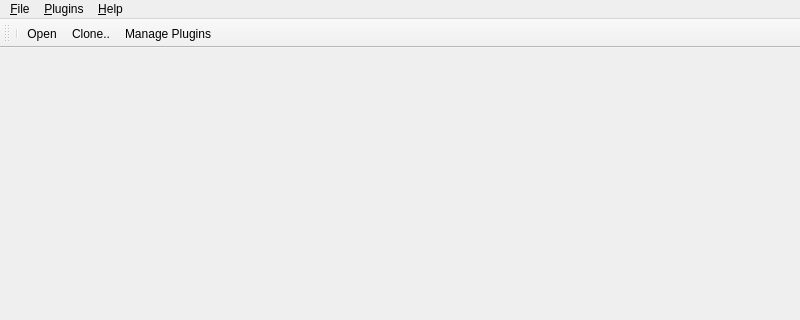
The window that meg_runtime/ui/mainwindow.ui (ibedard16/Runtime) describes before a commit, drawn with Qt 5; both pictures show x 0 to 800 and y 0 to 320 of the 800 by 600 pixel window.
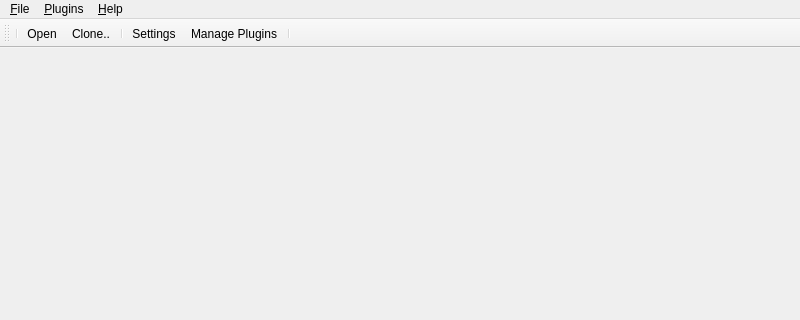
The same window after the commit. Icons and pictures are not drawn.

Commit message: Allow closable panels, add settings menu, add images to toolbar and menu

The edit to the form file:
```diff
--- a/meg_runtime/ui/mainwindow.ui
+++ b/meg_runtime/ui/mainwindow.ui
@@ -97,11 +97,26 @@
   </widget>
   <widget class="QStatusBar" name="statusbar"/>
   <widget class="QToolBar" name="toolBar">
+   <property name="sizePolicy">
+    <sizepolicy hsizetype="Preferred" vsizetype="Fixed">
+     <horstretch>0</horstretch>
+     <verstretch>0</verstretch>
+    </sizepolicy>
+   </property>
    <property name="windowTitle">
     <string>MEG Toolbar</string>
    </property>
+   <property name="iconSize">
+    <size>
+     <width>20</width>
+     <height>20</height>
+    </size>
+   </property>
    <property name="toolButtonStyle">
-    <enum>Qt::ToolButtonTextUnderIcon</enum>
+    <enum>Qt::ToolButtonTextBesideIcon</enum>
+   </property>
+   <property name="floatable">
+    <bool>false</bool>
    </property>
    <attribute name="toolBarArea">
     <enum>TopToolBarArea</enum>
@@ -112,7 +127,10 @@
    <addaction name="separator"/>
    <addaction name="action_Open"/>
    <addaction name="action_Clone"/>
+   <addaction name="separator"/>
+   <addaction name="action_Settings"/>
    <addaction name="action_Manage_Plugins"/>
+   <addaction name="separator"/>
   </widget>
   <action name="action_Open">
    <property name="text">
@@ -154,6 +172,21 @@
     <string>Ctrl+P</string>
    </property>
   </action>
+  <action name="action_Settings">
+   <property name="icon">
+    <iconset>
+     <normaloff>images/settings.svg</normaloff>images/settings.svg</iconset>
+   </property>
+   <property name="text">
+    <string>&amp;Settings</string>
+   </property>
+   <property name="toolTip">
+    <string>Settings</string>
+   </property>
+   <property name="shortcut">
+    <string>Ctrl+S</string>
+   </property>
+  </action>
  </widget>
  <resources/>
  <connections/>
```
Left out of the diff: 18 changed lines with no effect on the pictures. The commit also changes 12 other files.
